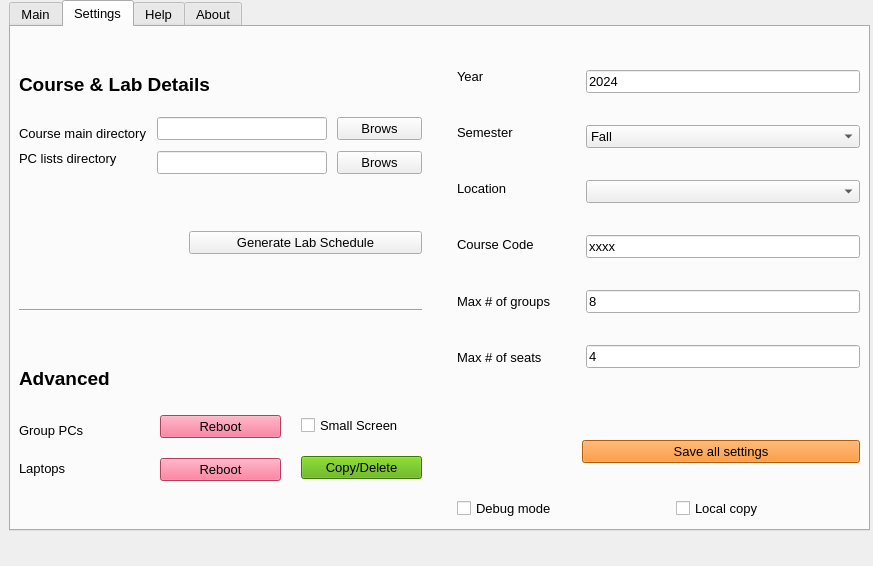
This is assets/YorkULabSeating_new.ui in tdgskinner/yorku-phys-lab-seating as Qt 5 draws it before an edit. The edited form follows.
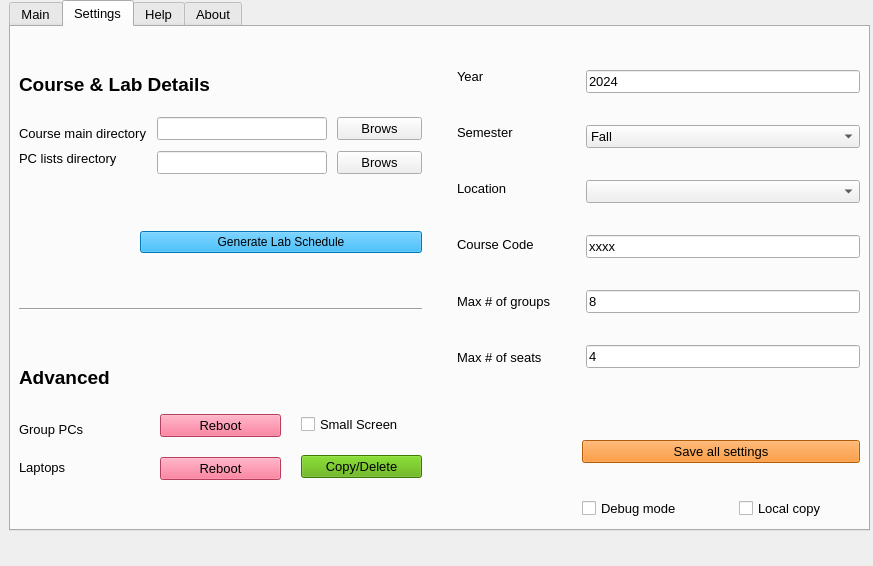
This is the edited form. The open tabs and pages were chosen to show the change.

What changed in the file:
```diff
--- a/assets/YorkULabSeating_new.ui
+++ b/assets/YorkULabSeating_new.ui
@@ -622,7 +622,7 @@
           </layout>
          </item>
          <item>
-          <layout class="QHBoxLayout" name="horizontalLayout_11">
+          <layout class="QHBoxLayout" name="horizontalLayout_11" stretch="3,7">
            <property name="spacing">
             <number>7</number>
            </property>
@@ -636,7 +636,7 @@
              </property>
              <property name="sizeHint" stdset="0">
               <size>
-               <width>170</width>
+               <width>150</width>
                <height>20</height>
               </size>
              </property>
@@ -644,6 +644,9 @@
            </item>
            <item>
             <widget class="QPushButton" name="pushButton_labScheduler">
+             <property name="styleSheet">
+              <string notr="true">background-color: rgb(0, 170, 255);</string>
+             </property>
              <property name="text">
               <string>Generate Lab Schedule</string>
              </property>
@@ -1131,6 +1134,22 @@
          </item>
          <item>
           <layout class="QHBoxLayout" name="horizontalLayout_3">
+           <item>
+            <spacer name="horizontalSpacer_4">
+             <property name="orientation">
+              <enum>Qt::Horizontal</enum>
+             </property>
+             <property name="sizeType">
+              <enum>QSizePolicy::Fixed</enum>
+             </property>
+             <property name="sizeHint" stdset="0">
+              <size>
+               <width>125</width>
+               <height>20</height>
+              </size>
+             </property>
+            </spacer>
+           </item>
            <item>
             <widget class="QCheckBox" name="checkBox_debugMode">
              <property name="font">
```
Left out of the diff: 11 changed lines with no effect on the pictures.
